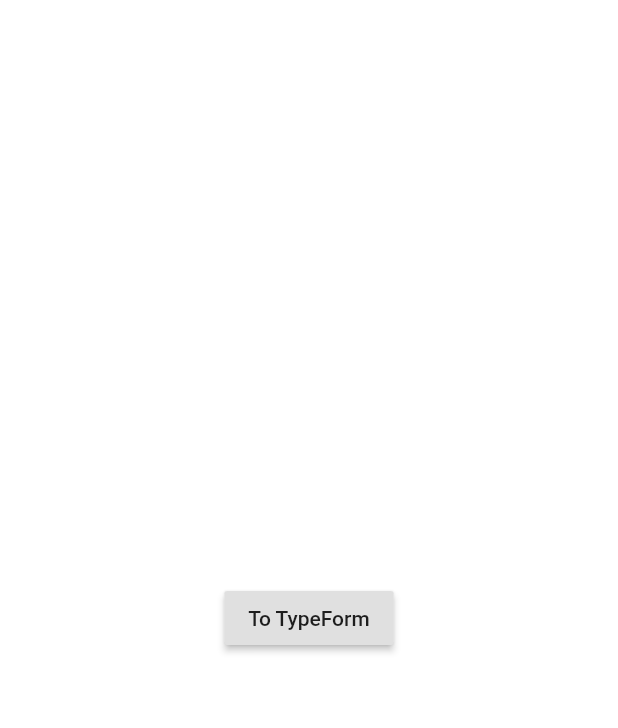
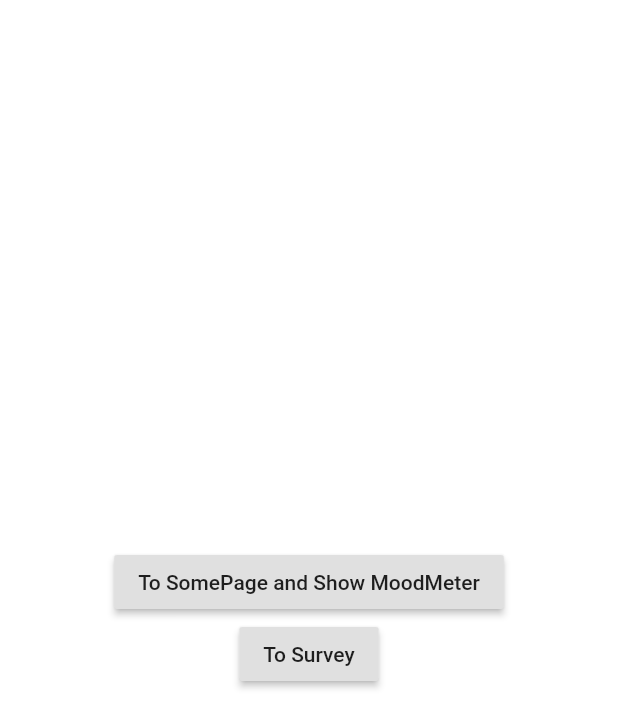
Before and after one commit to Mellysujakto/spike-typeform, a Flutter app: the screen it shows after launch, on a phone screen of 412 x 824 dp. Shown: the top 728 px of the screen. Run offline on Flutter 3.47's test engine with Material 2 defaults, Android fonts, the phone set to English and light mode, and no system bars; our stand-ins replace webview_flutter.

Commit message:
refactor : refactor class and strings

```diff
--- a/lib/main.dart
+++ b/lib/main.dart
@@ -1,13 +1,12 @@
 import 'package:flutter/material.dart';
-// import 'package:flutter_webview_plugin/flutter_webview_plugin.dart';
-import 'package:webview_flutter/webview_flutter.dart';
+import 'package:research_typeform/my_some_page.dart';
+import 'package:research_typeform/my_survey_view.dart';
 
 void main() {
   runApp(MyApp());
 }
 
 class MyApp extends StatelessWidget {
-  // This widget is the root of your application.
   @override
   Widget build(BuildContext context) {
     return MaterialApp(
@@ -15,52 +14,26 @@ class MyApp extends StatelessWidget {
       title: 'Flutter Demo',
       initialRoute: '/',
       routes: {
-        // When navigating to the "/" route, build the FirstScreen widget.
         '/': (context) => MyHomePage(),
-        // When navigating to the "/second" route, build the SecondScreen widget.
-        '/second': (context) => MyWebView(),
+        '/survey': (context) => MySurveyWebView(),
+        '/somepage': (context) => MySomePage(),
       },
       theme: ThemeData(
-        // This is the theme of your application.
-        //
-        // Try running your application with "flutter run". You'll see the
-        // application has a blue toolbar. Then, without quitting the app, try
-        // changing the primarySwatch below to Colors.green and then invoke
-        // "hot reload" (press "r" in the console where you ran "flutter run",
-        // or simply save your changes to "hot reload" in a Flutter IDE).
-        // Notice that the counter didn't reset back to zero; the application
-        // is not restarted.
         primarySwatch: Colors.blue,
-        // This makes the visual density adapt to the platform that you run
-        // the app on. For desktop platforms, the controls will be smaller and
-        // closer together (more dense) than on mobile platforms.
         visualDensity: VisualDensity.adaptivePlatformDensity,
       ),
-      // home: MyHomePage(title: 'Flutter Demo Home Page'),
     );
   }
 }
 
 class MyHomePage extends StatefulWidget {
   MyHomePage({Key key, this.title}) : super(key: key);
-
-  // This widget is the home page of your application. It is stateful, meaning
-  // that it has a State object (defined below) that contains fields that affect
-  // how it looks.
-
-  // This class is the configuration for the state. It holds the values (in this
-  // case the title) provided by the parent (in this case the App widget) and
-  // used by the build method of the State. Fields in a Widget subclass are
-  // always marked "final".
-
   final String title;
-
   @override
   _MyHomePageState createState() => _MyHomePageState();
 }
 
 class _MyHomePageState extends State<MyHomePage> {
-  bool visibleWebView = false;
   @override
   Widget build(BuildContext context) {
     return SafeArea(
@@ -70,41 +43,18 @@ class _MyHomePageState extends State<MyHomePage> {
           mainAxisAlignment: MainAxisAlignment.center,
           children: <Widget>[
             RaisedButton(
-                child: Text('To TypeForm'),
+                child: Text('To SomePage and Show MoodMeter'),
                 onPressed: () {
-                  Navigator.pushNamed(context, '/second');
-                })
+                  Navigator.pushNamed(context, '/somepage');
+                }),
+            RaisedButton(
+                child: Text('To Survey'),
+                onPressed: () {
+                  Navigator.pushNamed(context, '/survey');
+                }),
           ],
         ),
       ),
     );
   }
 }
-
-class MyWebView extends StatelessWidget {
-  @override
-  Widget build(BuildContext context) {
-    String amaanTypeFormURL = 'https://mellysujakto.typeform.com/to/h3xg8Ffl';
-    String pxTypeFormURL = 'https://mellysujakto.typeform.com/to/ndNd6kG4';
-    String exampleEntity = 'px';
-    return SafeArea(
-      child: Stack(
-        children: <Widget>[
-          WebView(
-            // initialUrl: 'https://www.youtube.com/watch?v=MXTjtZMBSmU&t=162s',
-            initialUrl:
-                exampleEntity == 'amaan' ? amaanTypeFormURL : pxTypeFormURL,
-            javascriptMode: JavascriptMode.unrestricted,
-          ),
-          // Scaffold(
-          //   appBar: AppBar(
-          //     title: Text(
-          //       exampleEntity.toUpperCase(),
-          //     ),
-          //   ),
-          // ),
-        ],
-      ),
-    );
-  }
-}
```
Also changed, not shown: lib/constant_strings.dart (added, +9 -0 lines), lib/my_mood_meter_view.dart (added, +52 -0 lines), lib/my_some_page.dart (added, +24 -0 lines), lib/my_survey_view.dart (added, +18 -0 lines).
